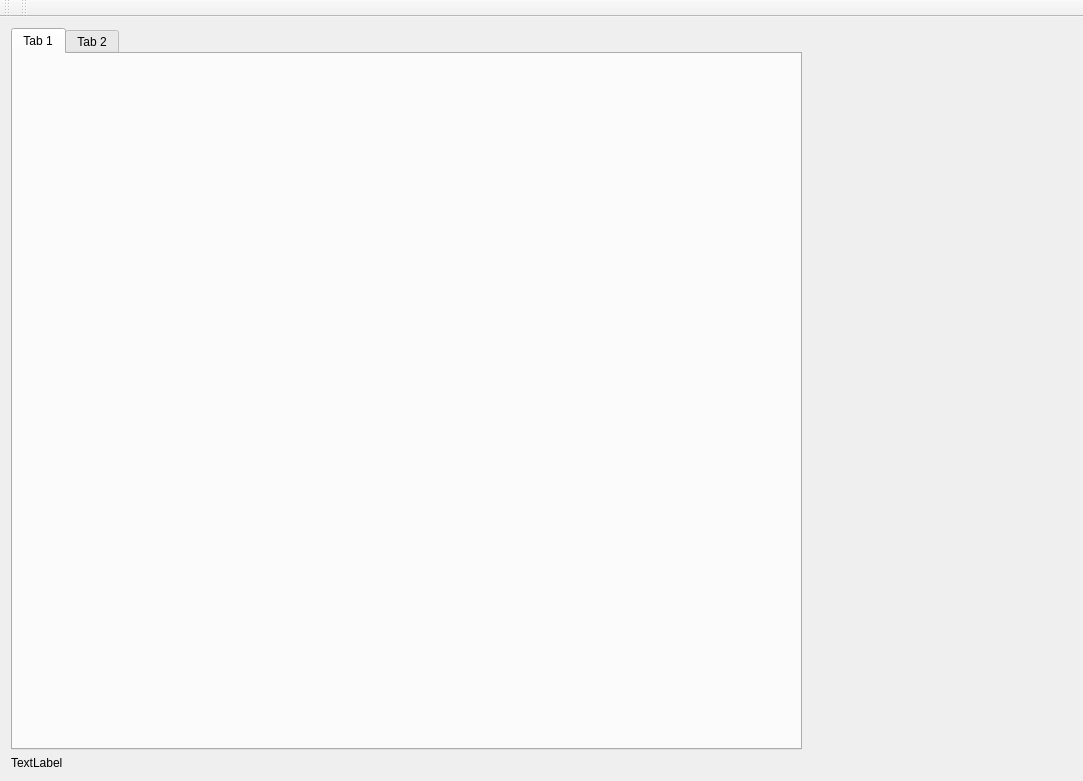
Qt form GUI/GUI (avec connexion)/mainwindow.ui (NaviPolytechnique/GUI) before a commit.
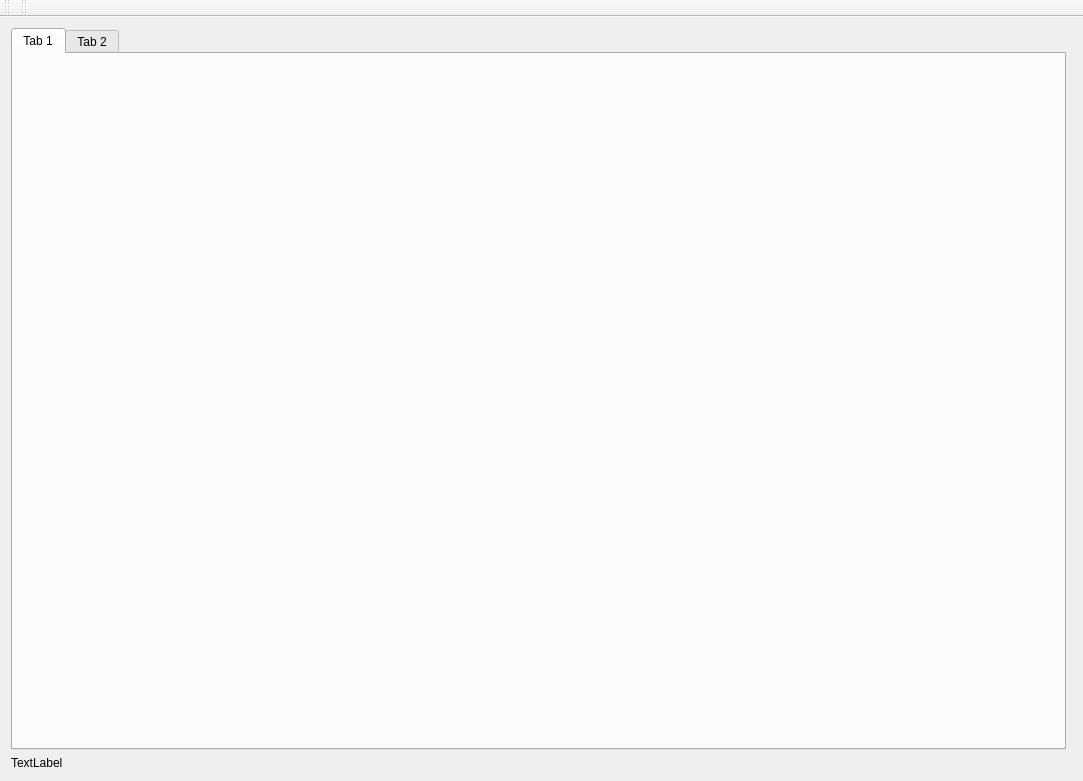
The same form after that commit. Icons and pictures are not drawn.

```diff
--- a/GUI/GUI (avec connexion)/mainwindow.ui
+++ b/GUI/GUI (avec connexion)/mainwindow.ui
@@ -39,10 +39,10 @@
          </widget>
         </item>
         <item>
-         <widget class="QWidget" name="horizonindicator" native="true"/>
+         <layout class="QHBoxLayout" name="horizonindicator"/>
         </item>
         <item>
-         <widget class="QWidget" name="compass" native="true"/>
+         <layout class="QHBoxLayout" name="compass"/>
         </item>
        </layout>
       </item>
```
